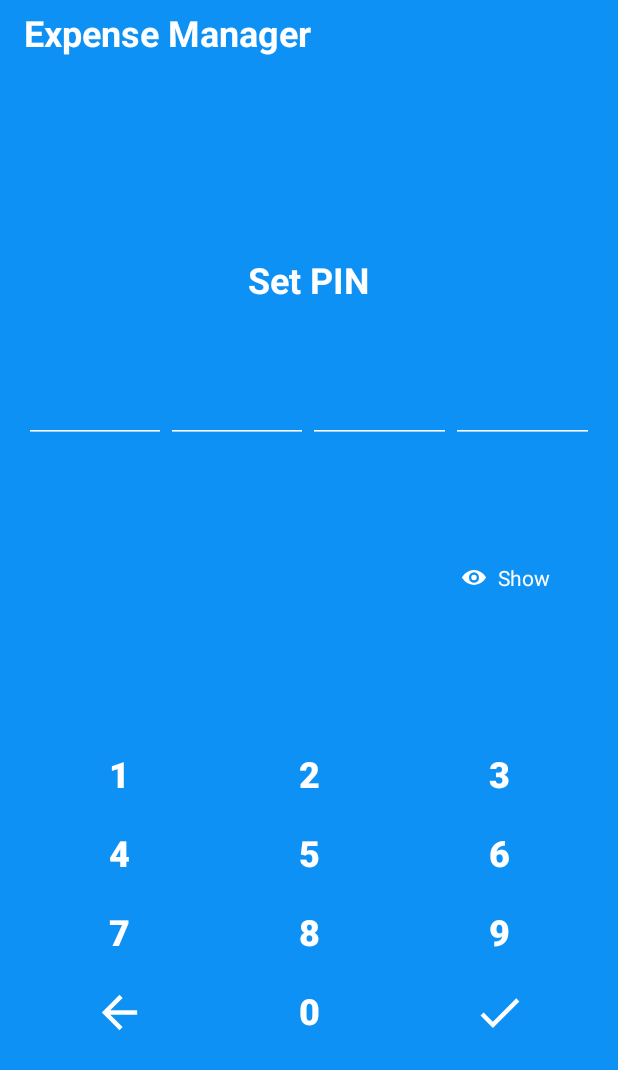
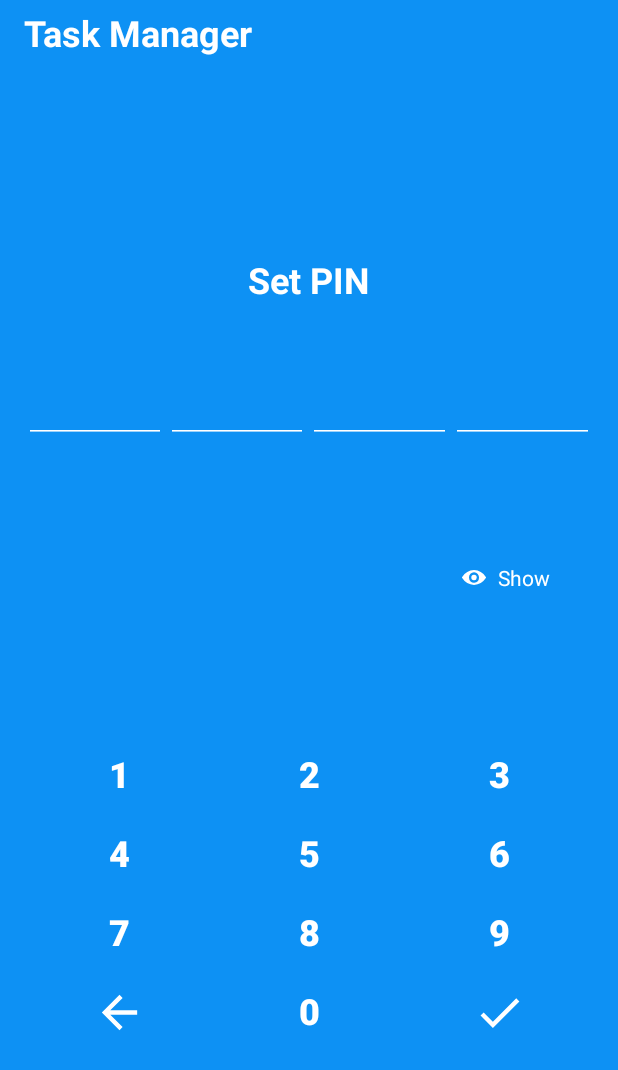
Before and after one commit to PawanKumarRavish/FinalProject_Invincibles_Android, an Android app: the screen it shows after launch (LoginActivity), on a phone screen of 412 x 824 dp. Shown: the top 1070 px of the screen. Run offline under Robolectric (Android 15) with nearby library versions, the phone set to English and light mode, and no system bars; our stand-ins replace ButterKnife.

Commit message:
Edit Login Page Header

```diff
--- a/app/src/main/res/layout/activity_confirm_pin.xml
+++ b/app/src/main/res/layout/activity_confirm_pin.xml
@@ -27,7 +27,7 @@
                 android:textSize="24sp"
                 android:textStyle="bold"
                 android:textColor="@android:color/white"
-                android:text="Expense Manager"
+                android:text="Task Manager"
                 android:layout_width="wrap_content"
                 android:layout_height="wrap_content" />
 
--- a/app/src/main/res/layout/activity_login.xml
+++ b/app/src/main/res/layout/activity_login.xml
@@ -27,7 +27,7 @@
                 android:textSize="24sp"
                 android:textStyle="bold"
                 android:textColor="@android:color/white"
-                android:text="Expense Manager"
+                android:text="Task Manager"
                 android:layout_width="wrap_content"
                 android:layout_height="wrap_content" />
 
```
